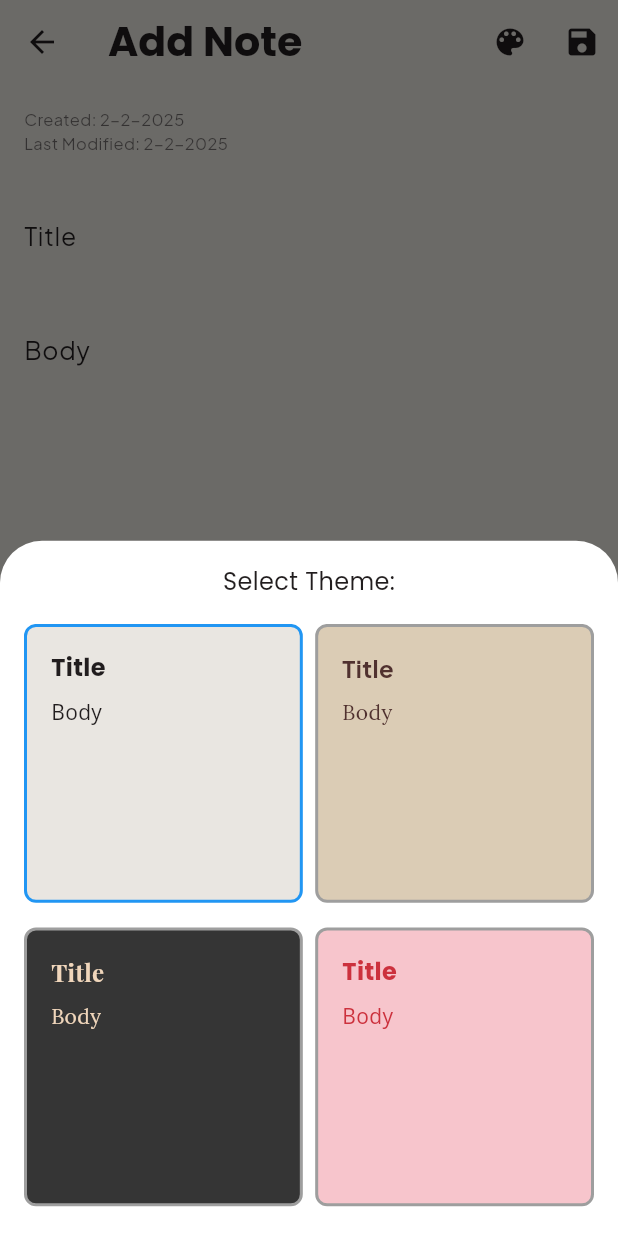
After one commit to rafeywaleed/Nova-Day, a Flutter app: the AddNotePage screen opened directly, after a tap on the "color lens" icon, on a phone screen of 412 x 824 dp. The commit adds this screen. Run offline on Flutter 3.47's test engine with Material 3 defaults, Android fonts, the phone set to English and light mode, and no system bars; our stand-ins replace animate_do, cloud_firestore, connectivity_plus, firebase_auth, firebase_core, firebase_messaging and 8 more; missing offline and left inert: in_app_update; accounts and stored records are empty.

Commit message:
Notes page working

```diff
--- a/lib/homescreen.dart
+++ b/lib/homescreen.dart
@@ -6,8 +6,10 @@ import 'package:firebase_auth/firebase_auth.dart';
 import 'package:flutter/material.dart';
 import 'package:flutter/services.dart';
 import 'package:hundred_days/cloud/admin_notifiy.dart';
+import 'package:hundred_days/pages/add_notes.dart';
 import 'package:hundred_days/pages/add_tasks.dart';
 import 'package:hundred_days/pages/ads_page.dart';
+import 'package:hundred_days/pages/notes_page.dart';
 import 'package:hundred_days/pages/notification_settings.dart';
 import 'package:hundred_days/pages/record_view.dart';
 import 'package:hundred_days/pages/settings.dart';
@@ -1062,7 +1064,7 @@ class _HomeScreenState extends State<HomeScreen>
                           : Icon(IconlyBroken.home, size: 9.w),
                       label: Text(
                         'Home',
-                        style: GoogleFonts.plusJakartaSans(),
+                        style: GoogleFonts.sourceCodePro(),
                       ),
                     ),
                     NavigationRailDestination(
@@ -1082,6 +1084,16 @@ class _HomeScreenState extends State<HomeScreen>
                           : Icon(IconlyBroken.setting, size: 9.w),
                       label: Text(
                         'Settings',
+                        style: GoogleFonts.plusJakartaSans(),
+                      ),
+                    ),
+                    NavigationRailDestination(
+                      icon: _selectedIndex == 3
+                          ? Icon(IconlyLight.paper,
+                              color: Colors.blue, size: 12.w)
+                          : Icon(IconlyBroken.paper, size: 9.w),
+                      label: Text(
+                        'Notes',
                         style: GoogleFonts.plusJakartaSans(),
                       ),
                     ),
@@ -1160,7 +1172,8 @@ class _HomeScreenState extends State<HomeScreen>
         return ProgressTracker();
       case 2:
         return UserSettingsPage();
-
+      case 3:
+        return NotesListPage();
       default:
         return _buildHomeContent();
     }
@@ -1414,19 +1427,16 @@ class _HomeScreenState extends State<HomeScreen>
             // ),
 
             SizedBox(height: 2.h),
-            // TextButton(
-            //     onPressed: () {
-            //       printDefaultTasksWithStatus();
-            //       printSt();
-            //       checkAndUpdateTasks();
-            //       Navigator.push(
-            //         context,
-            //         MaterialPageRoute(
-            //           builder: (context) => SplashScreen(),
-            //         ),
-            //       );
-            //     },
-            //     child: Text('button')),
+            TextButton(
+                onPressed: () {
+                  Navigator.push(
+                    context,
+                    MaterialPageRoute(
+                      builder: (context) => AddNotePage(),
+                    ),
+                  );
+                },
+                child: Text('button')),
             Text(
               "Additional Tasks:",
               style: GoogleFonts.plusJakartaSans(
--- /dev/null
+++ b/lib/pages/add_notes.dart
@@ -0,0 +1,258 @@
+import 'package:flutter/material.dart';
+import 'package:google_fonts/google_fonts.dart';
+import 'package:sizer/sizer.dart';
+import 'package:shared_preferences/shared_preferences.dart';
+import 'package:cloud_firestore/cloud_firestore.dart';
+import 'package:firebase_auth/firebase_auth.dart';
+import 'dart:convert';
+import 'package:hundred_days/utils/notes_theme_list.dart';
+
+class AddNotePage extends StatefulWidget {
+  @override
+  _AddNotePageState createState() => _AddNotePageState();
+}
+
+class _AddNotePageState extends State<AddNotePage> {
+  final _titleController = TextEditingController();
+  final _bodyController = TextEditingController();
+  DateTime _createdDate = DateTime.now();
+  DateTime _lastModifiedDate = DateTime.now();
+
+  int _selectedThemeIndex = 0;
+
+  @override
+  void initState() {
+    super.initState();
+    _titleController.addListener(_updateAppBarTitle);
+  }
+
+  @override
+  void dispose() {
+    _titleController.removeListener(_updateAppBarTitle);
+    _titleController.dispose();
+    _bodyController.dispose();
+    super.dispose();
+  }
+
+  void _updateAppBarTitle() {
+    setState(() {});
+  }
+
+  Future<void> _saveNote() async {
+    if (_titleController.text.isEmpty || _bodyController.text.isEmpty) {
+      ScaffoldMessenger.of(context).showSnackBar(
+        SnackBar(content: Text('Please fill in both title and body.')),
+      );
+      return;
+    }
+
+    final note = {
+      'title': _titleController.text,
+      'body': _bodyController.text,
+      'createdDate': _formatDateTime(_createdDate),
+      'lastModifiedDate': _formatDateTime(DateTime.now()),
+      'themeIndex': _selectedThemeIndex,
+    };
+
+    // Save to SharedPreferences
+    final prefs = await SharedPreferences.getInstance();
+    await prefs.setString(_titleController.text, jsonEncode(note));
+
+    // Save to Firebase
+    final user = FirebaseAuth.instance.currentUser;
+    if (user != null) {
+      await FirebaseFirestore.instance
+          .collection('notes')
+          .doc(user.email)
+          .collection(_titleController.text)
+          .doc('details')
+          .set(note);
+    }
+
+    ScaffoldMessenger.of(context).showSnackBar(
+      SnackBar(content: Text('Note saved successfully!')),
+    );
+
+    Navigator.pop(context);
+  }
+
+  String _formatDateTime(DateTime dateTime) {
+    return '${dateTime.day}-${dateTime.month}-${dateTime.year}';
+  }
+
+  void _showThemeModal() {
+    showModalBottomSheet(
+      context: context,
+      builder: (context) {
+        return Container(
+          padding: EdgeInsets.all(16),
+          child: Column(
+            mainAxisSize: MainAxisSize.min,
+            children: [
+              Text(
+                'Select Theme:',
+                style: GoogleFonts.getFont(
+                  themes[_selectedThemeIndex]['titleFont'],
+                  fontSize: 16,
+                  color: themes[_selectedThemeIndex]['textColor'],
+                ),
+              ),
+              SizedBox(height: 2.h),
+              Expanded(
+                child: GridView.builder(
+                  shrinkWrap: true,
+                  gridDelegate: SliverGridDelegateWithFixedCrossAxisCount(
+                    crossAxisCount: 2,
+                    crossAxisSpacing: 2.w,
+                    mainAxisSpacing: 2.h,
+                  ),
+                  itemCount: themes.length,
+                  itemBuilder: (context, index) {
+                    final theme = themes[index];
+                    return GestureDetector(
+                      onTap: () {
+                        setState(() {
+                          _selectedThemeIndex = index;
+                        });
+                        Navigator.pop(context);
+                      },
+                      child: Container(
+                        decoration: BoxDecoration(
+                          color: theme['backgroundColor'],
+                          borderRadius: BorderRadius.circular(8),
+                          border: Border.all(
+                            color: _selectedThemeIndex == index
+                                ? Colors.blue
+                                : Colors.grey,
+                            width: 2,
+                          ),
+                        ),
+                        padding: EdgeInsets.all(16),
+                        child: Column(
+                          crossAxisAlignment: CrossAxisAlignment.start,
+                          children: [
+                            Text(
+                              'Title',
+                              style: GoogleFonts.getFont(
+                                theme['titleFont'],
+                                fontSize: 16,
+                                fontWeight: FontWeight.bold,
+                                color: theme['textColor'],
+                              ),
+                            ),
+                            SizedBox(height: 1.h),
+                            Text(
+                              'Body',
+                              style: GoogleFonts.getFont(
+                                theme['bodyFont'],
+                                fontSize: 14,
+                                color: theme['textColor'],
+                              ),
+                            ),
+                          ],
+                        ),
+                      ),
+                    );
+                  },
+                ),
+              ),
+            ],
+          ),
+        );
+      },
+    );
+  }
+
+  @override
+  Widget build(BuildContext context) {
+    final theme = themes[_selectedThemeIndex];
+    final textColor = theme['textColor'];
+    final backgroundColor = theme['backgroundColor'];
+
+    return Scaffold(
+      appBar: AppBar(
+        title: Text(
+          _titleController.text.isEmpty ? 'Add Note' : _titleController.text,
+          style: GoogleFonts.getFont(
+            theme['titleFont'],
+            fontSize: 20.sp,
+            color: textColor,
+            fontWeight: FontWeight.bold,
+          ),
+        ),
+        backgroundColor: backgroundColor,
+        iconTheme: IconThemeData(color: textColor),
+        actions: [
+          IconButton(
+            icon: Icon(Icons.color_lens, color: textColor),
+            onPressed: _showThemeModal,
+          ),
+          IconButton(
+            icon: Icon(Icons.save, color: textColor),
+            onPressed: _saveNote,
+          ),
+        ],
+      ),
+      backgroundColor: backgroundColor,
+      body: SingleChildScrollView(
+        padding: EdgeInsets.all(16),
+        child: Column(
+          crossAxisAlignment: CrossAxisAlignment.start,
+          children: [
+            Text(
+              'Created: ${_formatDateTime(_createdDate)}',
+              style: GoogleFonts.plusJakartaSans(
+                fontSize: 8.sp,
+                color: textColor.withOpacity(0.6),
+              ),
+            ),
+            Text(
+              'Last Modified: ${_formatDateTime(_lastModifiedDate)}',
+              style: GoogleFonts.plusJakartaSans(
+                fontSize: 8.sp,
+                color: textColor.withOpacity(0.6),
+              ),
+            ),
+            SizedBox(height: 2.h),
+            TextField(
+              controller: _titleController,
+              decoration: InputDecoration(
+                labelText: 'Title',
+                labelStyle: GoogleFonts.plusJakartaSans(
+                  fontSize: 12.sp,
+                  color: textColor,
+                ),
+                border: InputBorder.none,
+              ),
+              style: GoogleFonts.getFont(
+                theme['titleFont'],
+                fontSize: 20.sp,
+                fontWeight: FontWeight.bold,
+                color: textColor,
+              ),
+              maxLines: 1,
+            ),
+            SizedBox(height: 1.h),
+            TextField(
+              controller: _bodyController,
+              decoration: InputDecoration(
+                labelText: 'Body',
+                labelStyle: GoogleFonts.plusJakartaSans(
+                  fontSize: 12.sp,
+                  color: textColor,
+                ),
+                border: InputBorder.none,
+              ),
+              style: GoogleFonts.getFont(
+                theme['bodyFont'],
+                fontSize: 14.sp,
+                color: textColor,
+              ),
+              maxLines: null,
+            ),
+          ],
+        ),
+      ),
+    );
+  }
+}
--- /dev/null
+++ b/lib/utils/notes_theme_list.dart
@@ -0,0 +1,159 @@
+import 'package:flutter/material.dart';
+import 'package:google_fonts/google_fonts.dart';
+
+final List<Map<String, dynamic>> themes = [
+  // Default theme
+
+  {
+    'titleFont': 'Poppins',
+    'bodyFont': 'Open Sans',
+    'textColor': Color.fromRGBO(33, 29, 30, 1),
+    'backgroundColor': Color.fromRGBO(233, 230, 225, 1),
+  },
+  // Classic Themes
+  {
+    'titleFont': 'Plus Jakarta Sans',
+    'bodyFont': 'Lora',
+    'textColor': Color.fromRGBO(80, 49, 47, 1),
+    'backgroundColor': Color.fromRGBO(219, 204, 181, 1),
+  },
+  {
+    'titleFont': 'Playfair Display',
+    'bodyFont': 'Lora',
+    'textColor': Color.fromRGBO(240, 214, 187, 1),
+    'backgroundColor': Color.fromRGBO(53, 53, 53, 1),
+  },
+
+  {
+    'titleFont': 'Poppins',
+    'bodyFont': 'Open Sans',
+    'textColor': Color.fromRGBO(204, 49, 61, 1),
+    'backgroundColor': Color.fromRGBO(247, 197, 204, 1),
+  },
+  {
+    'titleFont': 'Oswald',
+    'bodyFont': 'Lora',
+    'textColor': Color.fromRGBO(38, 25, 17, 1),
+    'backgroundColor': Color.fromRGBO(249, 246, 239, 1),
+  },
+  {
+    'titleFont': 'Lustria',
+    'bodyFont': 'Lato',
+    'textColor': Color.fromRGBO(245, 240, 236, 1),
+    'backgroundColor': Color.fromRGBO(0, 0, 0, 1),
+  },
+
+  {
+    'titleFont': 'Lora',
+    'bodyFont': 'Open Sans',
+    'textColor': Color.fromRGBO(235, 235, 235, 1),
+    'backgroundColor': Color.fromRGBO(55, 66, 88, 1),
+  },
+  // Elegant Themes
+  {
+    'titleFont': 'Cinzel',
+    'bodyFont': 'Lora',
+    'textColor': Color.fromRGBO(219, 204, 181, 1),
+    'backgroundColor': Color.fromRGBO(181, 104, 76, 1),
+  },
+  {
+    'titleFont': 'Sacramento',
+    'bodyFont': 'Lora',
+    'textColor': Color.fromRGBO(80, 49, 47, 1),
+    'backgroundColor': Color.fromRGBO(219, 204, 181, 1),
+  },
+  {
+    'titleFont': 'Yeseva One',
+    'bodyFont': 'Lora',
+    'textColor': Color.fromRGBO(219, 169, 136, 1),
+    'backgroundColor': Color.fromRGBO(22, 44, 58, 1),
+  },
+  {
+    'titleFont': 'Cardo',
+    'bodyFont': 'Lora',
+    'textColor': Color.fromRGBO(219, 172, 111, 1),
+    'backgroundColor': Color.fromRGBO(123, 51, 52, 1),
+  },
+  {
+    'titleFont': 'Lora',
+    'bodyFont': 'Open Sans',
+    'textColor': Color.fromRGBO(33, 29, 30, 1),
+    'backgroundColor': Color.fromRGBO(233, 230, 225, 1),
+  },
+  {
+    'titleFont': 'Spectral',
+    'bodyFont': 'Lora',
+    'textColor': Color.fromRGBO(249, 248, 246, 1),
+    'backgroundColor': Color.fromRGBO(7, 54, 48, 1),
+  },
+
+  {
+    'titleFont': 'Halant',
+    'bodyFont': 'Lora',
+    'textColor': Color.fromRGBO(209, 202, 194, 1),
+    'backgroundColor': Color.fromRGBO(29, 29, 29, 1),
+  },
+  {
+    'titleFont': 'Abril Fatface',
+    'bodyFont': 'Poppins',
+    'textColor': Color.fromRGBO(37, 31, 84, 1),
+    'backgroundColor': Color.fromRGBO(209, 200, 255, 1),
+  },
+  // Modern Themes
+  {
+    'titleFont': 'Roboto',
+    'bodyFont': 'Open Sans',
+    'textColor': Color.fromRGBO(35, 31, 32, 1),
+    'backgroundColor': Color.fromRGBO(173, 142, 121, 1),
+  },
+  {
+    'titleFont': 'Quicksand',
+    'bodyFont': 'Open Sans',
+    'textColor': Color.fromRGBO(15, 12, 19, 1),
+    'backgroundColor': Color.fromRGBO(230, 225, 222, 1),
+  },
+  {
+    'titleFont': 'Oswald',
+    'bodyFont': 'Merriweather',
+    'textColor': Color.fromRGBO(249, 249, 249, 1),
+    'backgroundColor': Color.fromRGBO(51, 47, 48, 1),
+  },
+  {
+    'titleFont': 'Ubuntu',
+    'bodyFont': 'Open Sans',
+    'textColor': Color.fromRGBO(235, 224, 218, 1),
+    'backgroundColor': Color.fromRGBO(60, 53, 43, 1),
+  },
+  {
+    'titleFont': 'Nunito',
+    'bodyFont': 'Open Sans',
+    'textColor': Color.fromRGBO(236, 232, 231, 1),
+    'backgroundColor': Color.fromRGBO(46, 54, 65, 1),
+  },
+  {
+    'titleFont': 'Oswald',
+    'bodyFont': 'Merriweather',
+    'textColor': Color.fromRGBO(221, 225, 236, 1),
+    'backgroundColor': Color.fromRGBO(46, 54, 65, 1),
+  },
+  {
+    'titleFont': 'Montserrat',
+    'bodyFont': 'Lora',
+    'textColor': Color.fromRGBO(55, 57, 69, 1),
+    'backgroundColor': Color.fromRGBO(220, 221, 225, 1),
+  },
+  // Creative Themes
+  {
+    'titleFont': 'Arvo',
+    'bodyFont': 'Lato',
+    'textColor': Color.fromRGBO(3, 5, 4, 1),
+    'backgroundColor': Color.fromRGBO(151, 235, 212, 1),
+  },
+
+  {
+    'titleFont': 'Merriweather',
+    'bodyFont': 'Lora',
+    'textColor': Color.fromRGBO(226, 223, 218, 1),
+    'backgroundColor': Color.fromRGBO(38, 38, 38, 1),
+  },
+];
```
Also changed, not shown: lib/pages/notes_page.dart (added, +177 -0 lines).
